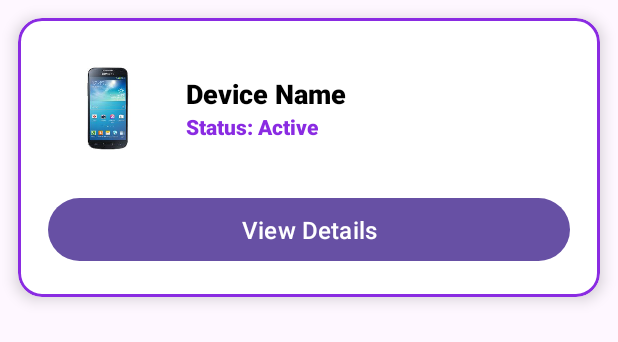
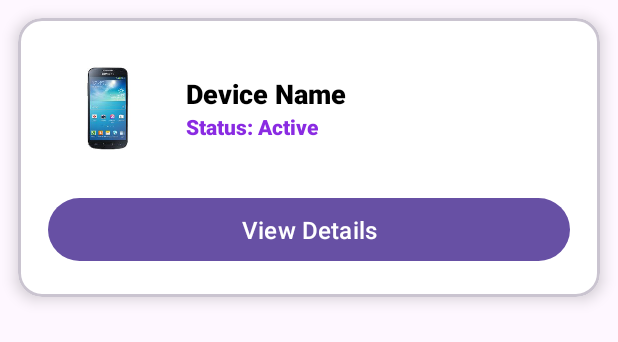
Before and after one commit to viswa0274/Mobile-Tracking-App, an Android app: the layout device_item.xml on its own in the app's theme, with its tools: preview values and no code run, on a phone screen of 412 x 824 dp. Shown: the top 342 px of the screen. Run offline under Robolectric (Android 15) with nearby library versions, the phone set to English and light mode, and no system bars.

Commit message:
Initial Commit

```diff
--- a/app/src/main/res/layout/device_item.xml
+++ b/app/src/main/res/layout/device_item.xml
@@ -7,7 +7,7 @@
     android:layout_margin="12dp"
     app:cardCornerRadius="16dp"
     app:cardElevation="6dp"
-    app:strokeColor="#8A2BE2"
+
     app:strokeWidth="2dp"
     app:cardBackgroundColor="@color/white">
 
```
